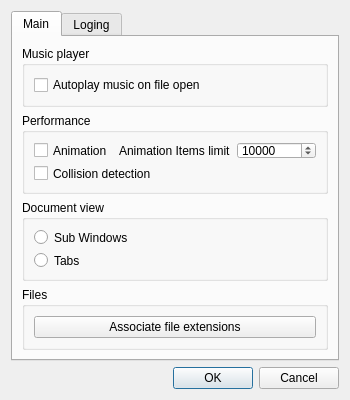
Qt form Editor/main_window/appsettings.ui (WohlSoft/Moondust-Project) before a commit.
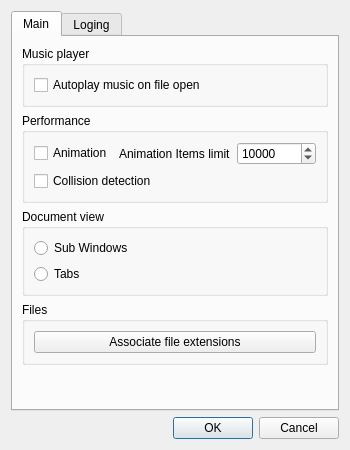
The same form after that commit. Icons and pictures are not drawn.

Commit message: Update Application Size

```diff
--- a/Editor/main_window/appsettings.ui
+++ b/Editor/main_window/appsettings.ui
@@ -7,13 +7,13 @@
     <x>0</x>
     <y>0</y>
     <width>350</width>
-    <height>400</height>
+    <height>450</height>
    </rect>
   </property>
   <property name="minimumSize">
    <size>
     <width>350</width>
-    <height>400</height>
+    <height>450</height>
    </size>
   </property>
   <property name="windowTitle">
```
